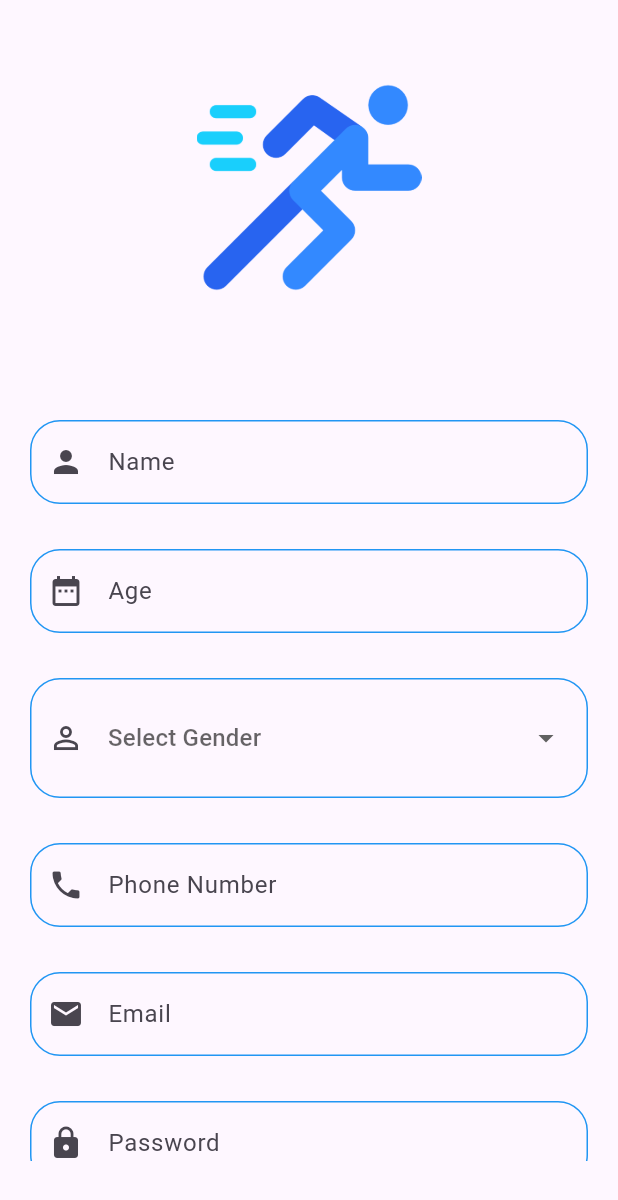
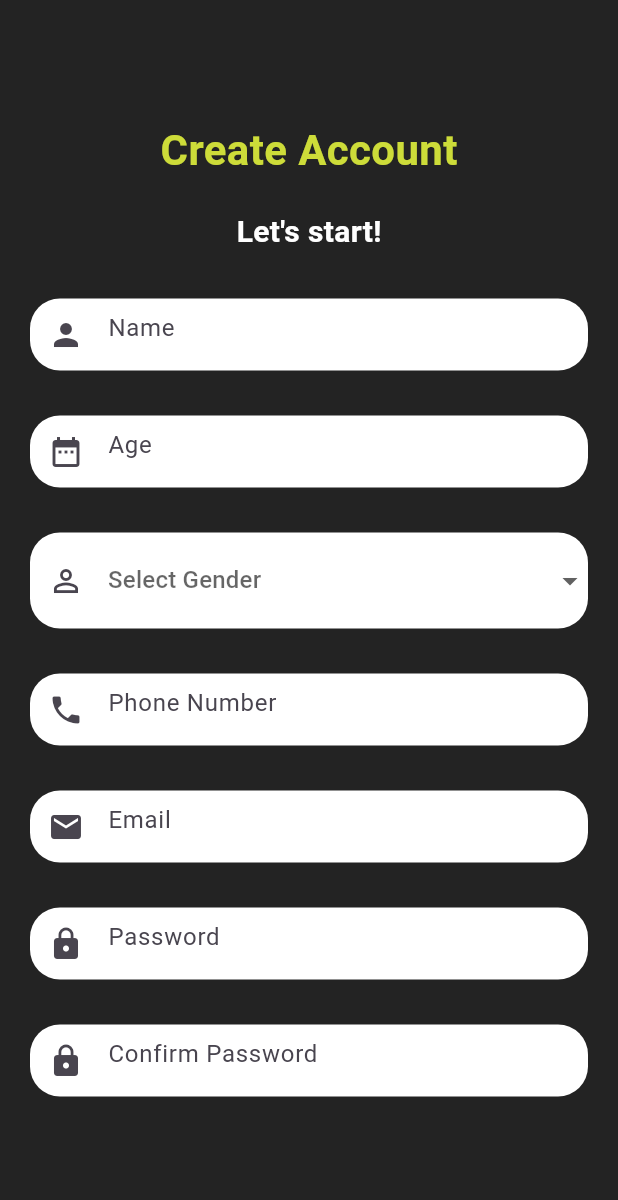
Before and after one commit to zyadelzyat/Mobile_GP_AI_Fit_Master, a Flutter app: the screen it shows after launch, after a tap on "Get Started", on a phone screen of 412 x 824 dp. Shown: the top 1200 px of the screen. Run offline on Flutter 3.47's test engine with Material 3 defaults, Android fonts, the phone set to English and light mode, and no system bars.

Commit message:
Final Updates

```diff
--- a/lib/signup_screen.dart
+++ b/lib/signup_screen.dart
@@ -1,100 +1,93 @@
 import 'package:flutter/material.dart';
 
-class SignUp extends StatefulWidget {
-  const SignUp({super.key});
+class SignUpScreen extends StatefulWidget {
+  const SignUpScreen({super.key});
 
   @override
-  State<SignUp> createState() => _SignUpState();
+  State<SignUpScreen> createState() => _SignUpScreenState();
 }
 
-class _SignUpState extends State<SignUp> {
-  String? selectedGender; // Stores the selected gender
+class _SignUpScreenState extends State<SignUpScreen> {
+  String? selectedGender;
 
   @override
   Widget build(BuildContext context) {
     return Scaffold(
+      backgroundColor: const Color(0xFF232323), // Set the main background color
       body: Container(
-        padding: const EdgeInsets.symmetric(
-          horizontal: 20,
-          vertical: 50,
-        ),
+        padding: const EdgeInsets.symmetric(horizontal: 20, vertical: 50),
         width: MediaQuery.of(context).size.width,
         child: SingleChildScrollView(
           child: Column(
             children: <Widget>[
-              Image.asset(
-                'assets/images/running.png',
-                width: 150,
-                height: 150,
+              const SizedBox(height: 30),
+
+              // Title
+              const Text(
+                'Create Account',
+                style: TextStyle(
+                  color: Colors.lime, // Lime green color for the title
+                  fontSize: 28,
+                  fontWeight: FontWeight.bold,
                 ),
-              const SizedBox(height: 80),
+              ),
+              const SizedBox(height: 20),
+
+              // "Let's start!" text
+              const Text(
+                "Let's start!",
+                style: TextStyle(
+                  color: Colors.white,
+                  fontSize: 20,
+                  fontWeight: FontWeight.bold,
+                ),
+              ),
+              const SizedBox(height: 30),
 
               // Name input
-              TextField(
+              Container(
+                decoration: BoxDecoration(
+                  color: Colors.white, // Set the background color for the input box
+                  borderRadius: BorderRadius.circular(20),
+                ),
+                child: const TextField(
                   decoration: InputDecoration(
                     hintText: 'Name',
-                  prefixIcon: const Icon(Icons.person),
-                  enabledBorder: OutlineInputBorder(
-                    borderRadius: BorderRadius.circular(20),
-                    borderSide: const BorderSide(
-                      color: Colors.blue,
-                      width: 1.0,
-                    ),
-                  ),
-                  focusedBorder: OutlineInputBorder(
-                    borderRadius: BorderRadius.circular(20),
-                    borderSide: const BorderSide(
-                      color: Colors.blue,
-                      width: 1.0,
-                    ),
+                    prefixIcon: Icon(Icons.person),
+                    border: InputBorder.none, // Remove border for container
                   ),
                 ),
               ),
               const SizedBox(height: 30),
 
               // Age input
-              TextField(
+              Container(
+                decoration: BoxDecoration(
+                  color: Colors.white,
+                  borderRadius: BorderRadius.circular(20),
+                ),
+                child: const TextField(
                   decoration: InputDecoration(
                     hintText: 'Age',
-                  prefixIcon: const Icon(Icons.date_range),
-                  enabledBorder: OutlineInputBorder(
-                    borderRadius: BorderRadius.circular(20),
-                    borderSide: const BorderSide(
-                      color: Colors.blue,
-                      width: 1.0,
-                    ),
-                  ),
-                  focusedBorder: OutlineInputBorder(
-                    borderRadius: BorderRadius.circular(20),
-                    borderSide: const BorderSide(
-                      color: Colors.blue,
-                      width: 1.0,
-                    ),
-                  ),
+                    prefixIcon: Icon(Icons.date_range),
+                    border: InputBorder.none,
                   ),
                   keyboardType: TextInputType.number,
                 ),
+              ),
               const SizedBox(height: 30),
 
-              // Gender dropdown input with icon
-              InputDecorator(
-                decoration: InputDecoration(
+              // Gender dropdown input
+              Container(
+                decoration: BoxDecoration(
+                  color: Colors.white,
+                  borderRadius: BorderRadius.circular(20),
+                ),
+                child: InputDecorator(
+                  decoration: const InputDecoration(
                     hintText: 'Select Gender',
-                  prefixIcon: const Icon(Icons.person_outline),
-                  enabledBorder: OutlineInputBorder(
-                    borderRadius: BorderRadius.circular(20),
-                    borderSide: const BorderSide(
-                      color: Colors.blue,
-                      width: 1.0,
-                    ),
-                  ),
-                  focusedBorder: OutlineInputBorder(
-                    borderRadius: BorderRadius.circular(20),
-                    borderSide: const BorderSide(
-                      color: Colors.blue,
-                      width: 1.0,
-                    ),
-                  ),
+                    prefixIcon: Icon(Icons.person_outline),
+                    border: InputBorder.none,
                   ),
                   child: DropdownButtonHideUnderline(
                     child: DropdownButton<String>(
@@ -104,7 +97,7 @@ class _SignUpState extends State<SignUp> {
                       icon: const Icon(Icons.arrow_drop_down),
                       onChanged: (String? newValue) {
                         setState(() {
-                        selectedGender = newValue!;
+                          selectedGender = newValue;
                         });
                       },
                       items: <String>['Male', 'Female']
@@ -117,126 +110,187 @@ class _SignUpState extends State<SignUp> {
                     ),
                   ),
                 ),
+              ),
+              const SizedBox(height: 30),
+
+              // Phone input
+              Container(
+                decoration: BoxDecoration(
+                  color: Colors.white,
+                  borderRadius: BorderRadius.circular(20),
+                ),
+                child: const TextField(
+                  decoration: InputDecoration(
+                    hintText: 'Phone Number',
+                    prefixIcon: Icon(Icons.phone),
+                    border: InputBorder.none,
+                  ),
+                ),
+              ),
               const SizedBox(height: 30),
 
               // Email input
-              TextField(
-                decoration: InputDecoration(
-                  hintText: 'Phone Number',
-                  prefixIcon: const Icon(Icons.phone),
-                  enabledBorder: OutlineInputBorder(
+              Container(
+                decoration: BoxDecoration(
+                  color: Colors.white,
                   borderRadius: BorderRadius.circular(20),
-                    borderSide: const BorderSide(
-                      color: Colors.blue,
-                      width: 1.0,
                 ),
-                  ),
-                  focusedBorder: OutlineInputBorder(
-                    borderRadius: BorderRadius.circular(20),
-                    borderSide: const BorderSide(
-                      color: Colors.blue,
-                      width: 1.0,
-                    ),
-                  ),
-                ),
-              ),
-
-              const SizedBox(height: 30),
-
-              // Email input
-              TextField(
+                child: const TextField(
                   decoration: InputDecoration(
                     hintText: 'Email',
-                  prefixIcon: const Icon(Icons.email),
-                  enabledBorder: OutlineInputBorder(
-                    borderRadius: BorderRadius.circular(20),
-                    borderSide: const BorderSide(
-                      color: Colors.blue,
-                      width: 1.0,
-                    ),
-                  ),
-                  focusedBorder: OutlineInputBorder(
-                    borderRadius: BorderRadius.circular(20),
-                    borderSide: const BorderSide(
-                      color: Colors.blue,
-                      width: 1.0,
-                    ),
+                    prefixIcon: Icon(Icons.email),
+                    border: InputBorder.none,
                   ),
                 ),
               ),
               const SizedBox(height: 30),
 
               // Password input
-              TextField(
+              Container(
+                decoration: BoxDecoration(
+                  color: Colors.white,
+                  borderRadius: BorderRadius.circular(20),
+                ),
+                child: const TextField(
                   decoration: InputDecoration(
                     hintText: 'Password',
-                  prefixIcon: const Icon(Icons.lock),
-                  enabledBorder: OutlineInputBorder(
-                    borderRadius: BorderRadius.circular(20),
-                    borderSide: const BorderSide(
-                      color: Colors.blue,
-                      width: 1.0,
-                    ),
-                  ),
-                  focusedBorder: OutlineInputBorder(
-                    borderRadius: BorderRadius.circular(20),
-                    borderSide: const BorderSide(
-                      color: Colors.blue,
-                      width: 1.0,
-                    ),
-                  ),
+                    prefixIcon: Icon(Icons.lock),
+                    border: InputBorder.none,
                   ),
                   obscureText: true,
+                ),
               ),
               const SizedBox(height: 30),
 
               // Confirm Password input
-              TextField(
+              Container(
+                decoration: BoxDecoration(
+                  color: Colors.white,
+                  borderRadius: BorderRadius.circular(20),
+                ),
+                child: const TextField(
                   decoration: InputDecoration(
                     hintText: 'Confirm Password',
-                  prefixIcon: const Icon(Icons.lock),
-                  enabledBorder: OutlineInputBorder(
-                    borderRadius: BorderRadius.circular(20),
-                    borderSide: const BorderSide(
-                      color: Colors.blue,
-                      width: 1.0,
-                    ),
-                  ),
-                  focusedBorder: OutlineInputBorder(
-                    borderRadius: BorderRadius.circular(20),
-                    borderSide: const BorderSide(
-                      color: Colors.blue,
-                      width: 1.0,
-                    ),
-                  ),
+                    prefixIcon: Icon(Icons.lock),
+                    border: InputBorder.none,
                   ),
                   obscureText: true,
                 ),
+              ),
               const SizedBox(height: 50),
 
-              // Register Button
+              // Terms and Conditions
+              const Row(
+                mainAxisAlignment: MainAxisAlignment.center,
+                children: [
+                  Text(
+                    'By continuing, you agree to ',
+                    style: TextStyle(color: Colors.white),
+                  ),
+                  Text(
+                    'Terms of Use',
+                    style: TextStyle(color: Colors.lime), // Lime green for Terms of Use
+                  ),
+                  Text(
+                    ' and ',
+                    style: TextStyle(color: Colors.white),
+                  ),
+                  Text(
+                    'Privacy Policy',
+                    style: TextStyle(color: Colors.lime), // Lime green for Privacy Policy
+                  ),
+                  Text(
+                    '.',
+                    style: TextStyle(color: Colors.white),
+                  ),
+                ],
+              ),
+              const SizedBox(height: 20),
+
+              // Sign Up Button
               MaterialButton(
-                color: Colors.blue,
+                color: const Color(0xFF232323), // Set the background color to match the page
                 elevation: 5.0,
-                padding: const EdgeInsets.symmetric(
-                  vertical: 20,
-                  horizontal: 80,
-                ),
+                padding: const EdgeInsets.symmetric(vertical: 20, horizontal: 80),
                 shape: OutlineInputBorder(
                   borderRadius: BorderRadius.circular(50),
                   borderSide: BorderSide.none,
                 ),
                 onPressed: () {
-                  // Handle register logic
+                  // Handle sign-up logic
                 },
                 child: const Text(
-                  'Register',
+                  'Sign Up',
                   style: TextStyle(
-                    color: Colors.white,
+                    color: Colors.white, // Text color in white for contrast
                     fontSize: 23,
                     fontWeight: FontWeight.bold,
                   ),
                 ),
+              ),
+              const SizedBox(height: 20),
+
+              // Sign up with Facebook and Google
+              const Text(
+                'Or sign up with',
+                style: TextStyle(color: Colors.white),
+              ),
+              const SizedBox(height: 20),
+
+              Row(
+                mainAxisAlignment: MainAxisAlignment.center,
+                children: [
+                  GestureDetector(
+                    onTap: () {
+                      // Handle Facebook sign up logic
+                    },
+                    child: Container(
+                      width: 50, // Set width for small circle
+                      height: 50, // Set height for small circle
+                      decoration: const BoxDecoration(
+                        shape: BoxShape.circle, // Make it a circle
+                        color: Colors.white,
+                      ),
+                      child: const Center(
+                        child: Icon(Icons.facebook, color: Colors.blue),
+                      ),
+                    ),
+                  ),
+                  const SizedBox(width: 20),
+                  GestureDetector(
+                    onTap: () {
+                      // Handle Google sign up logic
+                    },
+                    child: Container(
+                      width: 50, // Set width for small circle
+                      height: 50, // Set height for small circle
+                      decoration: const BoxDecoration(
+                        shape: BoxShape.circle, // Make it a circle
+                        color: Colors.white,
+                      ),
+                      child: const Center(
+                        child: Icon(Icons.mail, color: Colors.red), // Placeholder for Google icon
+                      ),
+                    ),
+                  ),
+                ],
+              ),
+              const SizedBox(height: 20),
+
+              // Already have an account prompt
+              const Row(
+                mainAxisAlignment: MainAxisAlignment.center,
+                children: [
+                  Text(
+                    'Already have an account? ',
+                    textAlign: TextAlign.center,
+                    style: TextStyle(color: Colors.white),
+                  ),
+                  Text(
+                    'Log in',
+                    style: TextStyle(color: Colors.lime), // Lime green for Log in
+                  ),
+                ],
               ),
             ],
           ),
--- a/lib/ui/onboarding_screen.dart
+++ b/lib/ui/onboarding_screen.dart
@@ -24,10 +24,9 @@ class _OnboardingScreenState extends State<OnboardingScreen> {
             padding: const EdgeInsets.only(right: 20, top: 20),
             child: InkWell(
               onTap: () {
-                // Navigate to SignUp screen on Skip tap
                 Navigator.push(
                   context,
-                  MaterialPageRoute(builder: (context) => const SignUp()),
+                  MaterialPageRoute(builder: (context) => const SignUpScreen()),
                 );
               },
               child: const Text(
@@ -56,7 +55,7 @@ class _OnboardingScreenState extends State<OnboardingScreen> {
               Container(
                 padding: const EdgeInsets.only(left: 50, right: 50, bottom: 80),
                 child: const Center(
-                  child: Text('Onboarding Content Here'), // Placeholder content
+                  child: Text('Onboarding Content Here'),
                 ),
               ),
               // Add other onboarding pages here
@@ -65,12 +64,12 @@ class _OnboardingScreenState extends State<OnboardingScreen> {
           Positioned(
             bottom: 20,
             child: Visibility(
-              visible: currentIndex == 0, // Only show button on the last page
+              visible: currentIndex == 0,
               child: ElevatedButton(
                 onPressed: () {
                   Navigator.push(
                     context,
-                    MaterialPageRoute(builder: (context) => const SignUp()),
+                    MaterialPageRoute(builder: (context) => const SignUpScreen()),
                   );
                 },
                 style: ElevatedButton.styleFrom(
```
Lines whose indentation alone changed are shown as unchanged.
